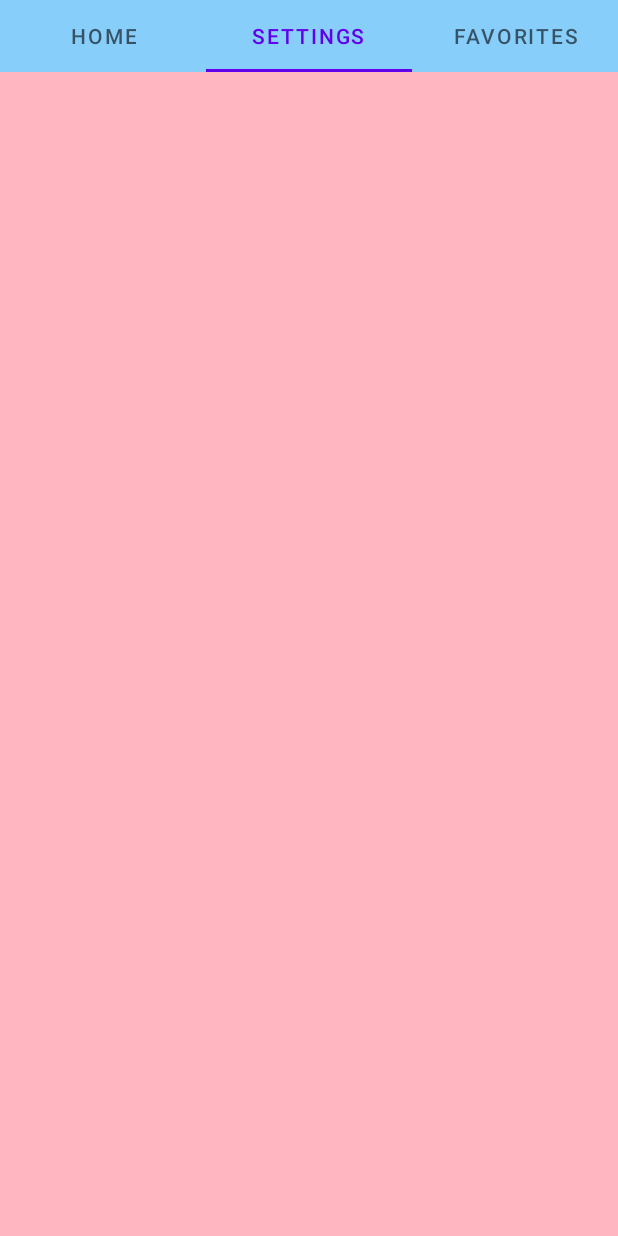
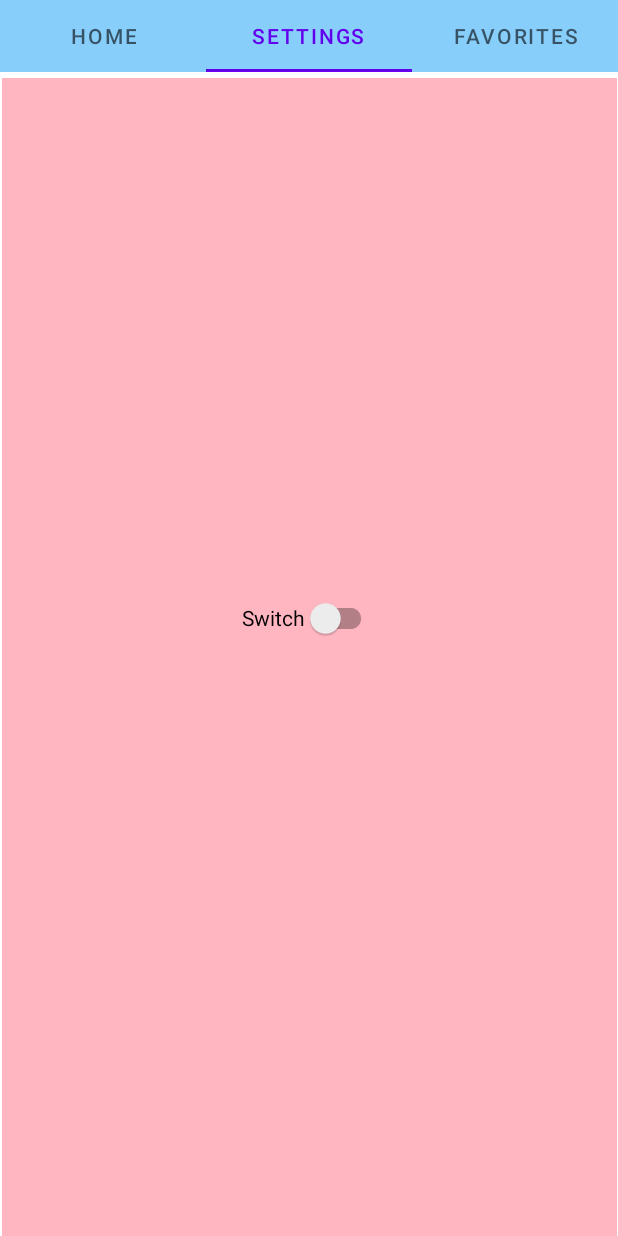
Before and after one commit to MelvinCarlPote3399/MelvinLayout_Lab5, an Android app: the screen it shows after launch (PoteActivity), tab 2 chosen, on a phone screen of 412 x 824 dp. Run offline under Robolectric (Android 15) with nearby library versions, the phone set to English and light mode, and no system bars; 2 statements that could not run were skipped.

Commit message:
Managed to implement passing the data to the second fragment; incorporated the toggle switch on the second fragment.

```diff
--- a/MelvinModule/src/main/java/melvincarl/pote/n01483399/lab5/SettingsFragment.java
+++ b/MelvinModule/src/main/java/melvincarl/pote/n01483399/lab5/SettingsFragment.java
@@ -2,11 +2,19 @@ package melvincarl.pote.n01483399.lab5;
 
 import android.os.Bundle;
 
+import androidx.annotation.NonNull;
 import androidx.fragment.app.Fragment;
+import androidx.fragment.app.FragmentResultListener;
 
 import android.view.LayoutInflater;
 import android.view.View;
 import android.view.ViewGroup;
+import android.widget.CompoundButton;
+import android.widget.Switch;
+import android.widget.TextView;
+import com.google.android.material.snackbar.Snackbar;
+
+import org.w3c.dom.Text;
 
 /**
  * A simple {@link Fragment} subclass.
@@ -59,6 +67,41 @@ public class SettingsFragment extends Fragment {
     public View onCreateView(LayoutInflater inflater, ViewGroup container,
                              Bundle savedInstanceState) {
         // Inflate the layout for this fragment
-        return inflater.inflate(R.layout.fragment_settings, container, false);
+        View view = inflater.inflate(R.layout.fragment_settings, container, false);
+        TextView passedText = view.findViewById(R.id.textView7);
+        Switch toggleSwitch = view.findViewById(R.id.switch1);
+        getParentFragmentManager().setFragmentResultListener("requestEmail", this, new FragmentResultListener() {
+            @Override
+            public void onFragmentResult(@NonNull String requestKey, @NonNull Bundle result) {
+                passedText.setText(result.getString("email"));
+            }
+        });
+
+        toggleSwitch.setOnCheckedChangeListener(new CompoundButton.OnCheckedChangeListener() {
+            @Override
+            public void onCheckedChanged(CompoundButton compoundButton, boolean b) {
+                if (b) {
+                    Snackbar ourSnackBar = Snackbar.make(view,getResources().getString(R.string.onSwitch),Snackbar.LENGTH_INDEFINITE);
+                    ourSnackBar.setAction(getResources().getString(R.string.closeSnackBar), new View.OnClickListener() {
+                        @Override
+                        public void onClick(View view) {
+
+                        }
+                    });
+                    ourSnackBar.show();
+                }
+                else {
+                    Snackbar ourSnackBar = Snackbar.make(view,getResources().getString(R.string.offSwitch),Snackbar.LENGTH_INDEFINITE);
+                    ourSnackBar.setAction(getResources().getString(R.string.closeSnackBar), new View.OnClickListener() {
+                        @Override
+                        public void onClick(View view) {
+
+                        }
+                    });
+                    ourSnackBar.show();
+                }
+            }
+        });
+        return view;
     }
 }
--- a/MelvinModule/src/main/res/layout/fragment_settings.xml
+++ b/MelvinModule/src/main/res/layout/fragment_settings.xml
@@ -1,17 +1,39 @@
 <?xml version="1.0" encoding="utf-8"?>
-<FrameLayout xmlns:android="http://schemas.android.com/apk/res/android"
+<androidx.constraintlayout.widget.ConstraintLayout xmlns:android="http://schemas.android.com/apk/res/android"
+    xmlns:app="http://schemas.android.com/apk/res-auto"
     xmlns:tools="http://schemas.android.com/tools"
+    android:id="@+id/frameLayout5"
     android:layout_width="match_parent"
     android:layout_height="match_parent"
     tools:context=".SettingsFragment">
 
     <!-- TODO: Update blank fragment layout -->
+
     <TextView
-        android:layout_width="match_parent"
-        android:layout_height="match_parent"
-        android:background="#FFB6C1">
+        android:id="@+id/textView7"
+        android:layout_width="410dp"
+        android:layout_height="848dp"
+        android:layout_marginTop="4dp"
+        android:background="#FFB6C1"
+        app:layout_constraintEnd_toEndOf="parent"
+        app:layout_constraintStart_toStartOf="parent"
+        app:layout_constraintTop_toTopOf="parent">
 
     </TextView>
-        <!--android:text="@string/hello_blank_fragment" /> -->
 
-</FrameLayout>
+    <androidx.appcompat.widget.SwitchCompat
+        android:id="@+id/switch1"
+        android:layout_width="wrap_content"
+        android:layout_height="wrap_content"
+        android:layout_marginStart="161dp"
+        android:layout_marginTop="340dp"
+        android:layout_marginEnd="162dp"
+        android:minHeight="48dp"
+        android:text="@string/toggle"
+        app:layout_constraintEnd_toEndOf="parent"
+        app:layout_constraintHorizontal_bias="0.0"
+        app:layout_constraintStart_toStartOf="parent"
+        app:layout_constraintTop_toTopOf="parent" />
+    <!--android:text="@string/hello_blank_fragment" /> -->
+
+</androidx.constraintlayout.widget.ConstraintLayout>
--- a/MelvinModule/src/main/res/values/strings.xml
+++ b/MelvinModule/src/main/res/values/strings.xml
@@ -20,4 +20,8 @@
     <string name="home">Home</string>
     <string name="settings">Settings</string>
     <string name="favourites">Favorites</string>
+    <string name="toggle">Switch</string>
+    <string name="onSwitch">Switch is ON</string>
+    <string name="closeSnackBar">CLOSE</string>
+    <string name="offSwitch">The switch is OFF</string>
 </resources>
```
Also changed, not shown: 1 other file.
